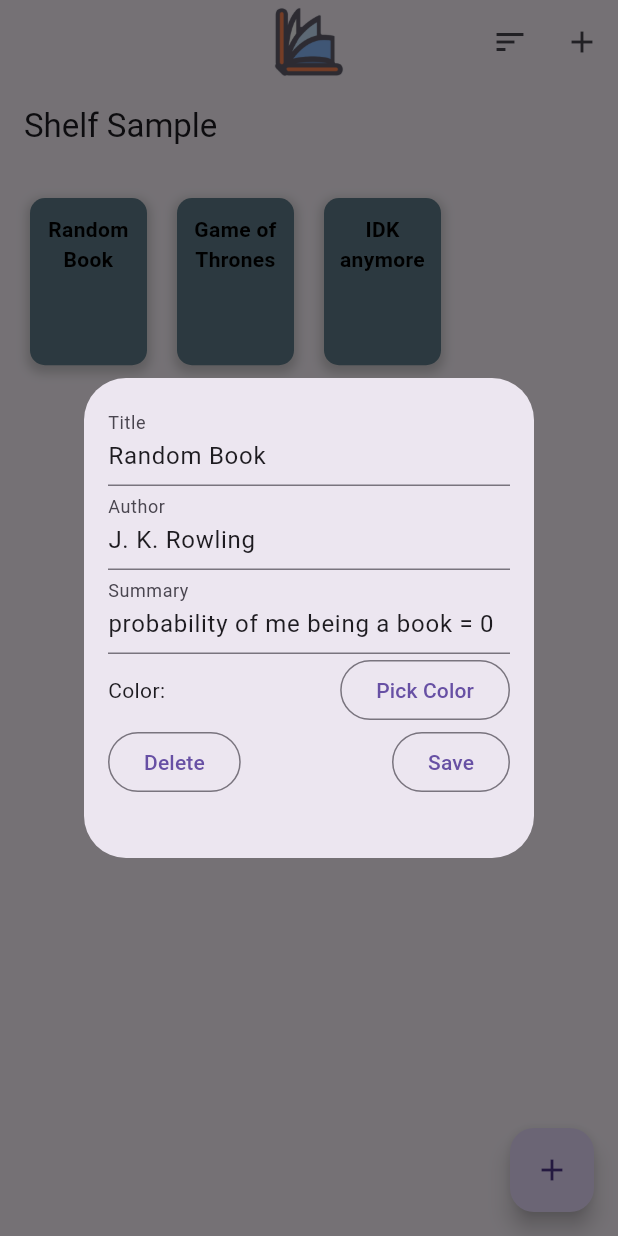
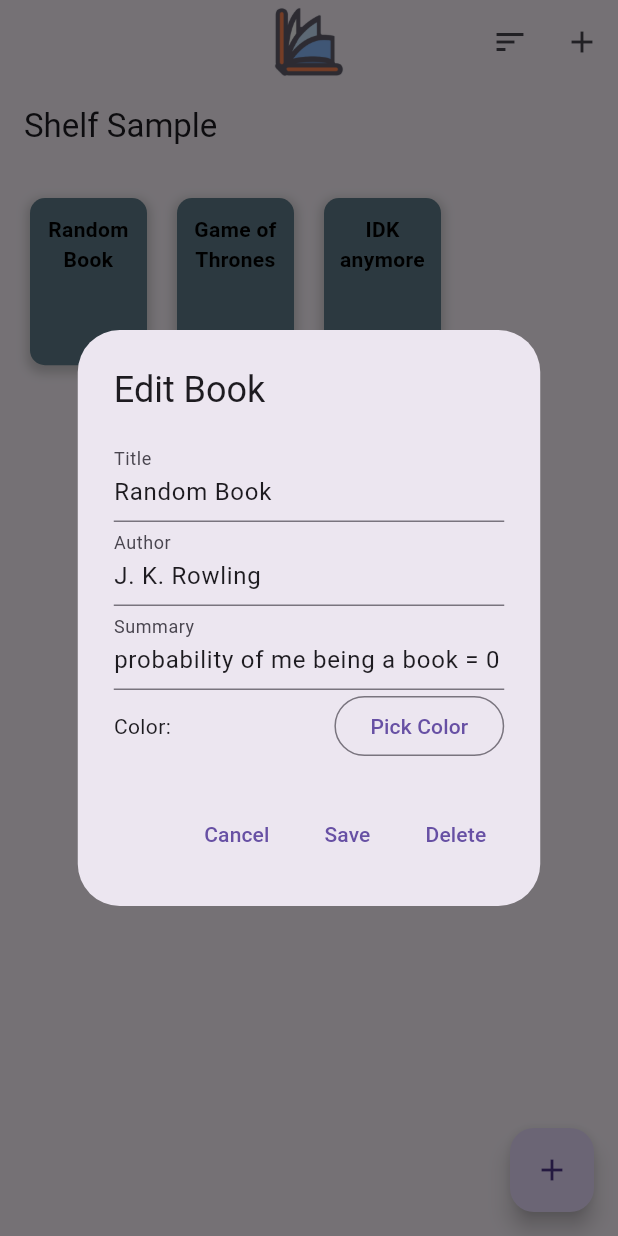
Before and after one commit to matthewdyso/Ledgable, a Flutter app: the screen it shows after launch, after a tap on the "add" icon, after a tap on "Random Book", on a phone screen of 412 x 824 dp. Run offline on Flutter 3.47's test engine with Material 3 defaults, Android fonts, the phone set to English and light mode, and no system bars; drawn by our look-alikes of auto_size_text; our stand-ins replace flutter_colorpicker.

Commit message:
Separated edit dialog to its own class
Update the corresponding classes that use the edit dialog

```diff
--- a/lib/book.dart
+++ b/lib/book.dart
@@ -1,6 +1,7 @@
 import 'package:flutter/material.dart';
 import 'package:flutter_colorpicker/flutter_colorpicker.dart';
 import 'package:auto_size_text/auto_size_text.dart';
+import 'package:Ledgable/edit_book_dialog.dart';
 
 
 /* Book class stores the data for the book. Contains a
@@ -76,111 +77,26 @@ class _BookUIState extends State<BookUI> {
     showDialog(
       context: context,
       builder: (BuildContext context) {
-        Color tempColor = bookData.color;
-        return Dialog(
-          child: Container(
-            width: 300,
-            height: 320,
-            padding: const EdgeInsets.all(16.0),
-            child: Column(
-              mainAxisSize: MainAxisSize.min,
-              children: [
-                // Text field for title
-                TextFormField(
-                  initialValue: bookData.title,
-                  decoration: InputDecoration(
-                    labelText: 'Title',
-                    errorText: _titleError,
-                  ),
-                  onChanged: (value) {
+        return EditBookDialog(
+          onSave: (String title, String author, String summary, Color color) {
             setState(() {
-                      if (value.isEmpty) {
-                        _titleError = 'Title cannot be empty';
-                      } else if (value.length > 57) {
-                        _titleError = 'Title is too long, will be shortened on display';
-                        bookData.setTitle(value);
-                      } else {
-                        _titleError = null;
-                        bookData.setTitle(value);
-                      }
+              bookData.setTitle(title);
+              bookData.setAuthor(author);
+              bookData.setSummary(summary);
+              bookData.setColor(color);
             });
           },
-                ),
-                // Text field for author
-                TextFormField(
-                  initialValue: bookData.author,
-                  decoration: const InputDecoration(
-                    labelText: 'Author',
-                  ),
-                  onChanged: (value) {
+          bookData: bookData,
+          onDelete: (Book book) {
             setState(() {
-                      bookData.setAuthor(value);
+              widget.onDelete(book);
             });
           },
-                ),
-                // Text field for summary
-                TextFormField(
-                  initialValue: bookData.summary,
-                  decoration: const InputDecoration(
-                    labelText: 'Summary',
-                  ),
-                  onChanged: (value) {
-                    setState(() {
-                      bookData.setSummary(value);
-                    });
-                  },
-                ),
-                // Row for color picker
-                Row(
-                  mainAxisAlignment: MainAxisAlignment.spaceBetween,
-                  children: [
-                    const Text('Color:'),
-                    OutlinedButton(
-                      onPressed: () async {
-                        Color? pickedColor = await showDialog<Color>(
-                          context: context,
-                          builder: (context) => ColorPickerDialog(
-                            initialColor: tempColor,
-                          ),
-                        );
-                        if (pickedColor != null) {
-                          setState(() {
-                            bookData.setColor(pickedColor);
-                          });
-                        }
-                      },
-                      child: const Text('Pick Color'),
-                    ),
-                  ],
-                ),
-                // Row for delete and save buttons
-                Row(
-                  mainAxisAlignment: MainAxisAlignment.spaceBetween,
-                  children: [
-                    OutlinedButton(
-                      onPressed: () {
-                        setState(() {
-                          widget.onDelete(bookData);
-                        });
-                        Navigator.of(context).pop();
-                      },
-                      child: const Text('Delete'),
-                    ),
-                    OutlinedButton(
-                      onPressed: _titleError == 'Title cannot be empty' ? null : () {
-                        Navigator.of(context).pop();
-                      },
-                      child: const Text('Save'),
-                    ),
-                  ],
-                ),
-              ],
-            ),
-          ),
         );
       },
     );
   }
+
 
   @override
   Widget build(BuildContext context) {
--- /dev/null
+++ b/lib/edit_book_dialog.dart
@@ -0,0 +1,127 @@
+import 'package:flutter/material.dart';
+import 'package:Ledgable/book.dart';
+
+
+// Dialog widget to edit book details
+class EditBookDialog extends StatefulWidget {
+  final Function(String, String, String, Color) onSave;
+  final Book bookData;
+  final Function(Book) onDelete;
+
+  const EditBookDialog({required this.onSave, required this.bookData, required this.onDelete, super.key});
+
+  @override
+  EditBookDialogState createState() => EditBookDialogState();
+}
+
+class EditBookDialogState extends State<EditBookDialog> {
+  final TextEditingController _titleController = TextEditingController();
+  final TextEditingController _authorController = TextEditingController();
+  final TextEditingController _summaryController = TextEditingController();
+  Color tempColor = Colors.blueGrey;
+  String? _titleError;
+
+  @override
+  void initState() {
+    super.initState();
+    _titleController.text = widget.bookData.title;
+    _authorController.text = widget.bookData.author;
+    _summaryController.text = widget.bookData.summary;
+    tempColor = widget.bookData.color;
+  }
+
+  @override
+  Widget build(BuildContext context) {
+    return AlertDialog(
+      title: const Text('Edit Book'),
+      content: Column(
+        mainAxisSize: MainAxisSize.min,
+        children: [
+          // Text field for title
+          TextFormField(
+            controller: _titleController,
+            decoration: InputDecoration(
+              labelText: 'Title',
+              errorText: _titleError,
+            ),
+            onChanged: (value) {
+              setState(() {
+                if (value.isEmpty) {
+                  _titleError = 'Title cannot be empty';
+                } else if (value.length > 57) {
+                  _titleError = 'Title is too long, will be shortened on display';
+                } else {
+                  _titleError = null;
+                }
+              });
+            },
+          ),
+          // Text field for author
+          TextFormField(
+            controller: _authorController,
+            decoration: const InputDecoration(
+              labelText: 'Author',
+            ),
+          ),
+          // Text field for summary
+          TextFormField(
+            controller: _summaryController,
+            decoration: const InputDecoration(
+              labelText: 'Summary',
+            ),
+          ),
+          // Row for color picker
+          Row(
+            mainAxisAlignment: MainAxisAlignment.spaceBetween,
+            children: [
+              const Text('Color:'),
+              OutlinedButton(
+                onPressed: () async {
+                  Color? pickedColor = await showDialog<Color>(
+                    context: context,
+                    builder: (context) => ColorPickerDialog(
+                      initialColor: tempColor,
+                    ),
+                  );
+                  if (pickedColor != null) {
+                    setState(() {
+                      tempColor = pickedColor;
+                    });
+                  }
+                },
+                child: const Text('Pick Color'),
+              ),
+            ],
+          ),
+        ],
+      ),
+      actions: [
+        TextButton(
+          onPressed: () {
+            Navigator.of(context).pop();
+          },
+          child: const Text('Cancel'),
+        ),
+        TextButton(
+          onPressed: () {
+            widget.onSave(
+              _titleController.text,
+              _authorController.text,
+              _summaryController.text,
+              tempColor,
+            );
+            Navigator.of(context).pop();
+          },
+          child: const Text('Save'),
+        ),
+        TextButton(
+          onPressed: () {
+            widget.onDelete(widget.bookData);
+            Navigator.of(context).pop();
+          },
+          child: const Text('Delete'),
+        ),
+      ],
+    );
+  }
+}
```
Also changed, not shown: lib/main.dart (+6 -80 lines). Lines whose indentation alone changed are shown as unchanged.
